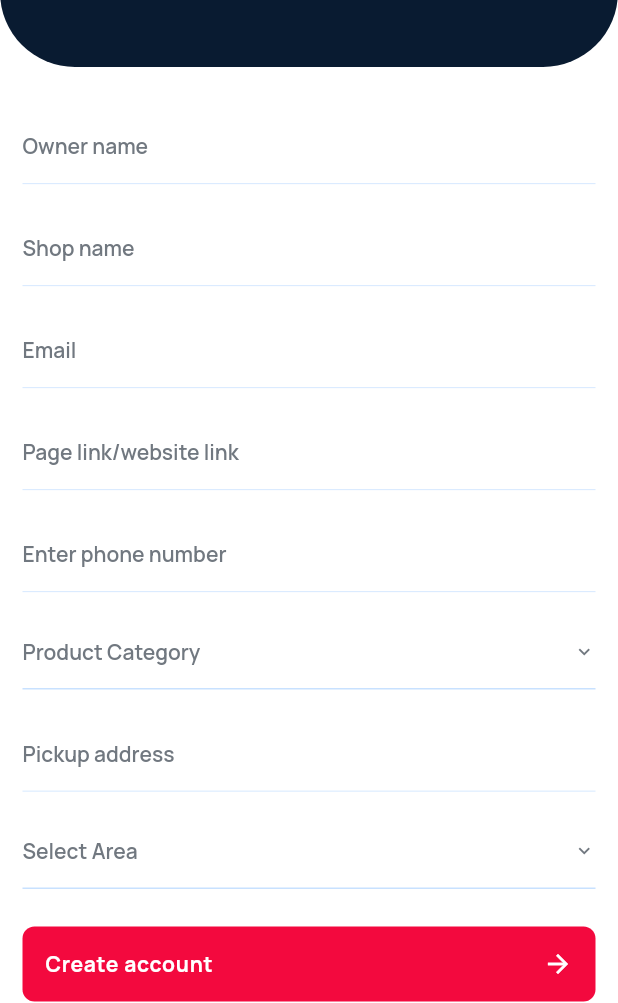
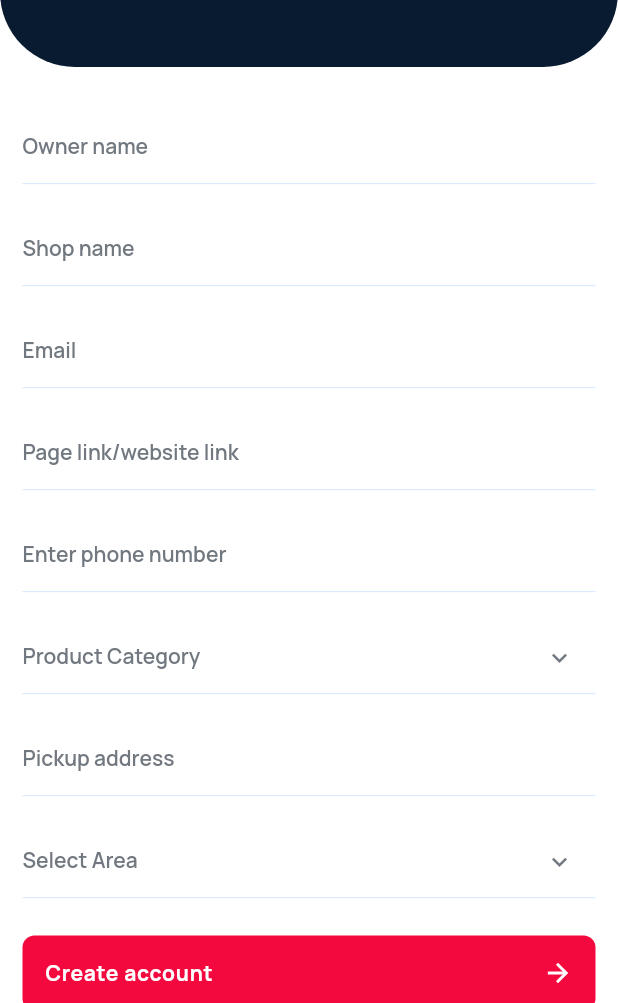
Before and after one commit to App-Geniee/metro_merchant, a Flutter app: the SignUpScreen screen opened by its route, on a phone screen of 412 x 824 dp, the part 233-1236 px from its top. Run offline on Flutter 3.47's test engine with Material 2 defaults, Android fonts, the phone set to English and light mode, and no system bars; our stand-ins replace carousel_slider, get, pin_code_fields, shared_preferences; accounts and stored records are empty.

Commit message:
feat(selected category screen): design_complete

```diff
--- a/lib/core/route/route.dart
+++ b/lib/core/route/route.dart
@@ -2,6 +2,7 @@ import 'package:get/get.dart';
 import 'package:metro_merchant/views/screens/auth/otp/otp_screen.dart';
 import 'package:metro_merchant/views/screens/auth/phone_number_verify/phone_number_verify_screen.dart';
 import 'package:metro_merchant/views/screens/auth/sign_in/sign_in_screen.dart';
+import 'package:metro_merchant/views/screens/auth/sign_up/inner_screens/select_category_screen.dart';
 import 'package:metro_merchant/views/screens/auth/sign_up/sign_up_screen.dart';
 import 'package:metro_merchant/views/screens/create_parcel/create_parcel_screen.dart';
 import 'package:metro_merchant/views/screens/credit/credit_transaction_history_screen.dart';
@@ -18,6 +19,7 @@ class AppRoute {
 
   static const String signInScreen = "/sign_in_screen";
   static const String signUpScreen = "/sign_up_screen";
+  static const String selectCategoryScreen = "/select_category_screen";
   static const String phoneNumberVerifyScreen = "/phone_number_verify_screen";
 
   static const String otpScreen = "/otp_screen";
@@ -37,6 +39,7 @@ class AppRoute {
     GetPage(name: splashScreen, page: () => const SplashScreen()),
     GetPage(name: signInScreen, page: () => const SignInScreen()),
     GetPage(name: signUpScreen, page: () => const SignUpScreen()),
+    GetPage(name: selectCategoryScreen, page: () => const SelectCategoryScreen()),
     GetPage(name: phoneNumberVerifyScreen, page: () => const PhoneNumberVerifyScreen()),
 
     GetPage(name: otpScreen, page: () => const OtpScreen()),
--- a/lib/views/components/text_field/custom_text_field.dart
+++ b/lib/views/components/text_field/custom_text_field.dart
@@ -21,13 +21,14 @@ class CustomTextField extends StatefulWidget {
   final bool isIcon;
   final VoidCallback? onSuffixTap;
   final bool isSearch;
-  final bool isCountryPicker;
+  final bool isPicker;
   final TextInputAction inputAction;
   final bool needOutlineBorder;
   final bool readOnly;
   final bool needRequiredSign;
   final int maxLines;
   final bool animatedLabel;
+  final bool needLabel;
   final Color fillColor;
 
   const CustomTextField({
@@ -48,12 +49,13 @@ class CustomTextField extends StatefulWidget {
     this.isIcon = false,
     this.onSuffixTap,
     this.isSearch = false,
-    this.isCountryPicker = false,
+    this.isPicker = false,
     this.inputAction = TextInputAction.next,
     this.needOutlineBorder = false,
     this.needRequiredSign = false,
     this.maxLines = 1,
-    this.animatedLabel = false
+    this.animatedLabel = false,
+    this.needLabel = false,
   }) : super(key: key);
 
   @override
@@ -99,9 +101,9 @@ class _CustomTextFieldState extends State<CustomTextField> {
             ? IconButton(
           onPressed: widget.onSuffixTap,
           icon:  Icon(
-            widget.isSearch ? Icons.search_outlined : widget.isCountryPicker ? Icons.arrow_drop_down_outlined:Icons.camera_alt_outlined,
-            size: 25,
-            color: AppColors.primaryColor,
+            widget.isSearch ? Icons.search_outlined : widget.isPicker ? Icons.keyboard_arrow_down:Icons.camera_alt_outlined,
+            size: 20,
+            color: widget.isPicker ? AppColors.colorBlack400 : AppColors.primaryColor,
           ),
         )
             : null
@@ -112,8 +114,8 @@ class _CustomTextFieldState extends State<CustomTextField> {
     ) : Column(
       crossAxisAlignment: CrossAxisAlignment.start,
       children: [
-        LabelText(text: widget.labelText.toString()),
-        const SizedBox(height: Dimensions.space8),
+        widget.needLabel ? LabelText(text: widget.labelText.toString()) : const SizedBox(),
+        widget.needLabel ? const SizedBox(height: Dimensions.space8) : const SizedBox(),
         TextFormField(
           maxLines: widget.maxLines,
           readOnly: widget.readOnly,
@@ -130,7 +132,7 @@ class _CustomTextFieldState extends State<CustomTextField> {
           obscureText: widget.isPassword?obscureText:false,
           decoration: InputDecoration(
             contentPadding: const EdgeInsets.only(top: 5, left: 15, right: 15, bottom: 5),
-            hintText: widget.hintText!=null?widget.hintText!.tr:'',
+            hintText: widget.hintText,
             hintStyle: regularSmall.copyWith(color: AppColors.colorBlack.withOpacity(0.7)),
             fillColor: AppColors.transparentColor,
             filled: true,
@@ -146,9 +148,9 @@ class _CustomTextFieldState extends State<CustomTextField> {
                 ? IconButton(
               onPressed: widget.onSuffixTap,
               icon:  Icon(
-                widget.isSearch ? Icons.search_outlined : widget.isCountryPicker ? Icons.arrow_drop_down_outlined:Icons.camera_alt_outlined,
-                size: 25,
-                color: AppColors.primaryColor,
+                widget.isSearch ? Icons.search_outlined : widget.isPicker ? Icons.keyboard_arrow_down:Icons.camera_alt_outlined,
+                size: 20,
+                color: widget.isPicker ? AppColors.colorBlack400 : AppColors.primaryColor,
               ),
             )
                 : null
@@ -176,6 +178,8 @@ class _CustomTextFieldState extends State<CustomTextField> {
         contentPadding: const EdgeInsets.only(top: 5, left: 0, right: 0, bottom: 5),
         labelText:  widget.labelText?.tr,
         labelStyle: semiBoldDefault.copyWith(color: AppColors.colorBlack400, fontWeight: FontWeight.w600),
+        hintText: widget.hintText,
+        hintStyle: regularSmall.copyWith(color: AppColors.colorBlack.withOpacity(0.7)),
         fillColor: AppColors.transparentColor,
         filled: true,
         border: const UnderlineInputBorder(borderSide: BorderSide(width:0.5,color: AppColors.fieldDisableBorderColor)),
@@ -190,9 +194,9 @@ class _CustomTextFieldState extends State<CustomTextField> {
             ? IconButton(
           onPressed: widget.onSuffixTap,
           icon:  Icon(
-            widget.isSearch ? Icons.search_outlined : widget.isCountryPicker ? Icons.arrow_drop_down_outlined:Icons.camera_alt_outlined,
-            size: 25,
-            color: AppColors.primaryColor,
+            widget.isSearch ? Icons.search_outlined : widget.isPicker ? Icons.keyboard_arrow_down:Icons.camera_alt_outlined,
+            size: 20,
+            color: widget.isPicker ? AppColors.colorBlack400 : AppColors.primaryColor,
           ),
         )
             : null
--- a/lib/views/screens/auth/sign_up/sign_up_screen.dart
+++ b/lib/views/screens/auth/sign_up/sign_up_screen.dart
@@ -104,28 +104,15 @@ class _SignUpScreenState extends State<SignUpScreen> {
                     ),
                     const SizedBox(height: Dimensions.space20),
 
-                    Container(
-                      width: MediaQuery.of(context).size.width,
-                      padding: const EdgeInsets.only(bottom: Dimensions.space15, top: Dimensions.space10),
-                      decoration: const BoxDecoration(
-                        color: AppColors.transparentColor,
-                        border: Border(
-                          bottom: BorderSide(color: AppColors.fieldDisableBorderColor)
-                        )
-                      ),
-                      child: Row(
-                        mainAxisAlignment: MainAxisAlignment.spaceBetween,
-                        children: [
-                          Text(
-                            "Product Category",
-                            style: semiBoldDefault.copyWith(color: AppColors.colorBlack400, fontWeight: FontWeight.w600),
-                          ),
-                          GestureDetector(
-                            onTap: (){},
-                            child: const Icon(Icons.keyboard_arrow_down, color: AppColors.colorBlack400, size: 15),
-                          )
-                        ],
-                      ),
+                    CustomTextField(
+                      labelText: "Product Category",
+                      readOnly: true,
+                      controller: TextEditingController(),
+                      onChanged: (value){},
+                      isShowSuffixIcon: true,
+                      isPicker: true,
+                      isIcon: true,
+                      onSuffixTap: () => Get.toNamed(AppRoute.selectCategoryScreen),
                     ),
                     const SizedBox(height: Dimensions.space20),
 
@@ -136,28 +123,15 @@ class _SignUpScreenState extends State<SignUpScreen> {
                     ),
                     const SizedBox(height: Dimensions.space20),
 
-                    Container(
-                      width: MediaQuery.of(context).size.width,
-                      padding: const EdgeInsets.only(bottom: Dimensions.space15, top: Dimensions.space10),
-                      decoration: const BoxDecoration(
-                          color: AppColors.transparentColor,
-                          border: Border(
-                              bottom: BorderSide(color: AppColors.fieldDisableBorderColor)
-                          )
-                      ),
-                      child: Row(
-                        mainAxisAlignment: MainAxisAlignment.spaceBetween,
-                        children: [
-                          Text(
-                            "Select Area",
-                            style: semiBoldDefault.copyWith(color: AppColors.colorBlack400, fontWeight: FontWeight.w600),
-                          ),
-                          GestureDetector(
-                            onTap: (){},
-                            child: const Icon(Icons.keyboard_arrow_down, color: AppColors.colorBlack400, size: 15),
-                          )
-                        ],
-                      ),
+                    CustomTextField(
+                      labelText: "Select Area",
+                      readOnly: true,
+                      controller: TextEditingController(),
+                      onChanged: (value){},
+                      isShowSuffixIcon: true,
+                      isPicker: true,
+                      isIcon: true,
+                      onSuffixTap: (){},
                     ),
                     const SizedBox(height: Dimensions.space25),
 
```
Also changed, not shown: lib/views/components/app_bar/custom_app_bar.dart (+86 -27 lines), lib/views/screens/auth/sign_up/inner_screens/select_category_screen.dart (added, +121 -0 lines).
